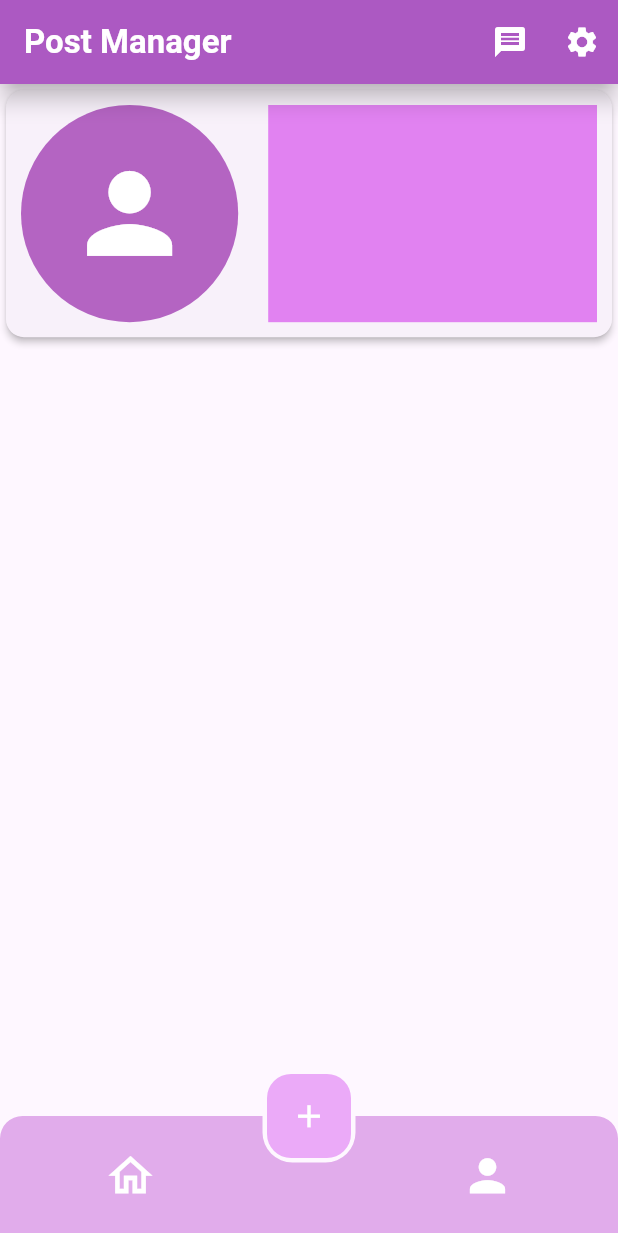
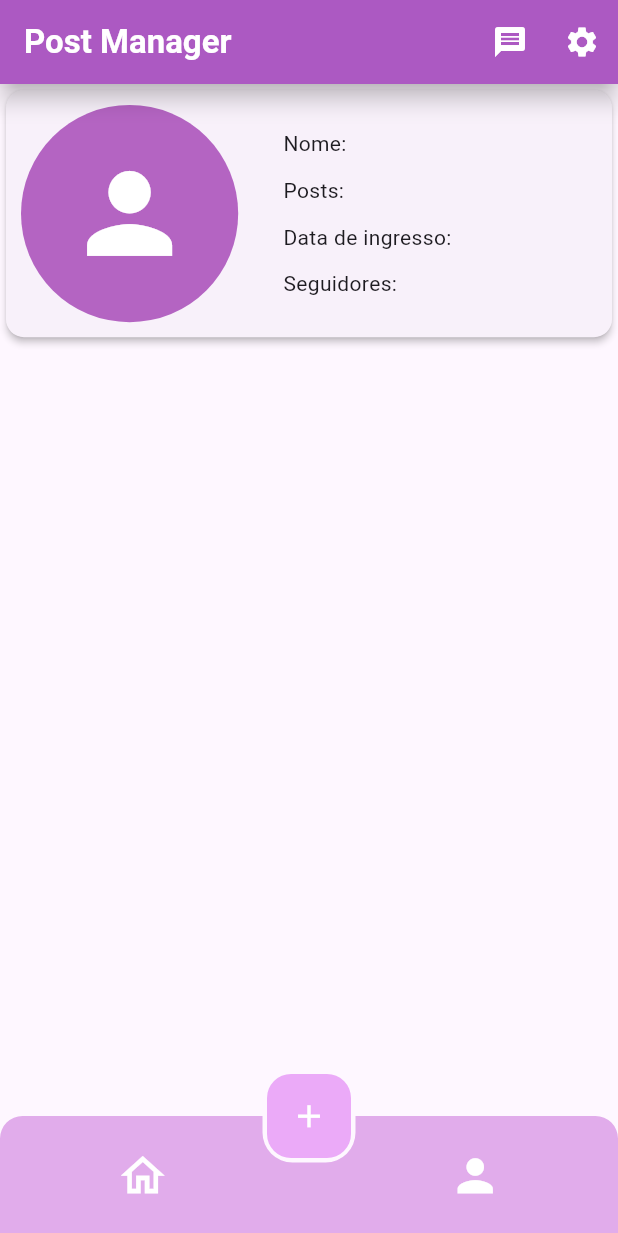
Before and after one commit to PedroH-Peres/postmanager, a Flutter app: the screen it shows after launch, after a tap on the "person outline" icon, on a phone screen of 412 x 824 dp. Shown: the top 1233 px of the screen. Run offline on Flutter 3.47's test engine with Material 3 defaults, Android fonts, the phone set to English and light mode, and no system bars.

Commit message:
Profile 2

```diff
--- a/postmanager/lib/pages/overview.dart
+++ b/postmanager/lib/pages/overview.dart
@@ -76,7 +76,9 @@ class _OverviewState extends State<Overview> {
           child: Row(
             mainAxisAlignment: MainAxisAlignment.spaceAround,
             children: [
-              IconButton(
+              SizedBox(
+                width: 100,
+                child: IconButton(
                   iconSize: 35,
                   onPressed: () {
                     setState(() {
@@ -88,10 +90,13 @@ class _OverviewState extends State<Overview> {
                     color: Colors.white,
                   ),
                 ),
+              ),
               const SizedBox(
                 width: 5,
               ),
-              IconButton(
+              SizedBox(
+                width: 100,
+                child: IconButton(
                   iconSize: 35,
                   onPressed: () {
                     setState(() {
@@ -101,6 +106,7 @@ class _OverviewState extends State<Overview> {
                   icon: Icon(
                     index == 2 ? Icons.person : Icons.person_outline,
                     color: Colors.white,
+                  ),
                 ),
               )
             ],
--- a/postmanager/lib/pages/profilepage.dart
+++ b/postmanager/lib/pages/profilepage.dart
@@ -29,8 +29,17 @@ class Profilepage extends StatelessWidget {
                 ),
                 Expanded(
                   child: Container(
-                    margin: EdgeInsets.all(10),
-                    color: Color.fromARGB(255, 225, 130, 241),
+                    margin: const EdgeInsets.all(20),
+                    child: const Column(
+                      crossAxisAlignment: CrossAxisAlignment.start,
+                      mainAxisAlignment: MainAxisAlignment.spaceAround,
+                      children: [
+                        Text("Nome: "),
+                        Text("Posts: "),
+                        Text("Data de ingresso: "),
+                        Text("Seguidores: ")
+                      ],
+                    ),
                   ),
                 )
               ],
```
Also changed, not shown: postmanager/lib/pages/authpage.dart (added, +27 -0 lines). Lines whose indentation alone changed are shown as unchanged.
